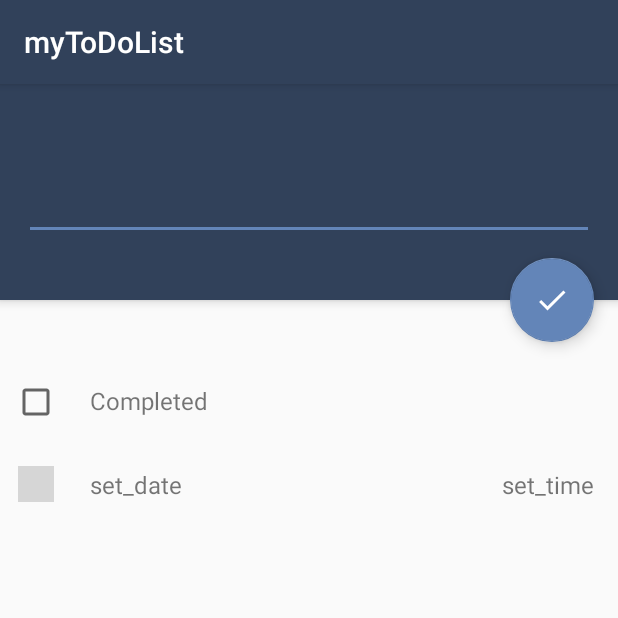
After one commit to jm-yu/myToDoList-Refactored, an Android app: the TodoEditActivity screen opened directly, with no data from a screen before it, on a phone screen of 412 x 824 dp, the top half of it. The commit adds this screen. Run offline under Robolectric (Android 15) with nearby library versions, the phone set to English and light mode, and no system bars; grey boxes are pictures that could not be loaded.

Commit message:
with some issues

```diff
--- a/app/src/main/AndroidManifest.xml
+++ b/app/src/main/AndroidManifest.xml
@@ -19,6 +19,7 @@
                 <category android:name="android.intent.category.LAUNCHER" />
             </intent-filter>
         </activity>
+        <activity android:name=".TodoEditActivity"></activity>
     </application>
 
 </manifest>
--- /dev/null
+++ b/app/src/main/java/jmyu/ufl/edu/mytodolist/TodoEditActivity.java
@@ -0,0 +1,127 @@
+package jmyu.ufl.edu.mytodolist;
+
+import android.app.DatePickerDialog;
+import android.app.Dialog;
+import android.app.TimePickerDialog;
+import android.support.v7.app.AppCompatActivity;
+import android.os.Bundle;
+import android.view.View;
+import android.widget.CheckBox;
+import android.widget.DatePicker;
+import android.widget.EditText;
+import android.widget.TextView;
+import android.widget.TimePicker;
+import android.widget.Toast;
+
+import java.util.Calendar;
+import java.util.Date;
+
+import jmyu.ufl.edu.mytodolist.models.Todo;
+import jmyu.ufl.edu.mytodolist.utils.DateUtils;
+
+public class TodoEditActivity extends AppCompatActivity implements DatePickerDialog.OnDateSetListener, TimePickerDialog.OnTimeSetListener {
+
+    public static final String KEY_TODO = "todo";
+    public static final String KEY_TODO_ID = "todo_id";
+
+    private EditText todoEdit;
+    private TextView dateTv;
+    private TextView timeTv;
+    private CheckBox completeCb;
+
+    private Todo todo;
+    private Date remindDate;
+
+    @Override
+    protected void onCreate(Bundle savedInstanceState) {
+        super.onCreate(savedInstanceState);
+        setupUI();
+
+    }
+    private void setupUI(){
+
+        setContentView(R.layout.activity_todo_edit);
+
+        todoEdit = (EditText) findViewById(R.id.todo_edit_content);
+        dateTv = (TextView) findViewById(R.id.todo_date);
+        timeTv = (TextView) findViewById(R.id.todo_time);
+        completeCb = (CheckBox) findViewById(R.id.todo_detail_complete);
+
+        if (todo == null){
+            findViewById(R.id.todo_delete).setVisibility(View.GONE);
+        } else {
+            todoEdit.setText(todo.text);
+            //completeCb.setChecked(todo.done);
+
+            findViewById(R.id.todo_delete).setOnClickListener(v -> {
+                delete();
+            });
+        }
+
+        if (remindDate != null) {
+            dateTv.setText(DateUtils.timeToStringDate(remindDate));
+            timeTv.setText(DateUtils.timeToStringTime(remindDate));
+        } else {
+            dateTv.setText("set_date");
+            timeTv.setText("set_time");
+        }
+
+        setTimePicker();
+    }
+
+    private void setTimePicker() {
+        dateTv.setOnClickListener((View v) -> {
+            Calendar c = getCalendarFromRemindDate();
+            Dialog dialog = new DatePickerDialog(
+                    TodoEditActivity.this,
+                    TodoEditActivity.this,
+                    c.get(Calendar.YEAR),
+                    c.get(Calendar.MONTH),
+                    c.get(Calendar.DAY_OF_MONTH));
+            dialog.show();
+        });
+
+        timeTv.setOnClickListener((View v) -> {
+            Calendar c = getCalendarFromRemindDate();
+            Dialog dialog = new TimePickerDialog(
+                    TodoEditActivity.this,
+                    TodoEditActivity.this,
+                    c.get(Calendar.HOUR_OF_DAY),
+                    c.get(Calendar.MINUTE),
+                    true);
+            dialog.show();
+        });
+    }
+
+
+    private Calendar getCalendarFromRemindDate() {
+        Calendar c = Calendar.getInstance();
+        if (remindDate != null){
+            c.setTime(remindDate);
+        }
+        return c;
+    }
+
+    private void delete(){
+        Toast.makeText(this, "delete clicked", Toast.LENGTH_LONG).show();
+    }
+
+    @Override
+    public void onDateSet(DatePicker view, int year, int month, int dayOfMonth) {
+        Calendar c = getCalendarFromRemindDate();
+        c.set(year, month, dayOfMonth);
+
+        remindDate = c.getTime();
+        dateTv.setText(DateUtils.timeToStringDate(remindDate));
+    }
+
+    @Override
+    public void onTimeSet(TimePicker view, int hourOfDay, int minute) {
+        Calendar c = getCalendarFromRemindDate();
+        c.set(Calendar.HOUR_OF_DAY, hourOfDay);
+        c.set(Calendar.MINUTE, minute);
+
+        remindDate = c.getTime();
+        dateTv.setText(DateUtils.timeToStringTime(remindDate));
+    }
+}
--- /dev/null
+++ b/app/src/main/res/drawable/ic_done_white_24dp.xml
@@ -0,0 +1,4 @@
+<?xml version="1.0" encoding="UTF-8" standalone="no"?>
+<vector xmlns:android="http://schemas.android.com/apk/res/android" android:height="24dp" android:viewportHeight="24.0" android:viewportWidth="24.0" android:width="24dp">
+    <path android:fillColor="#FFFFFF" android:pathData="M9,16.2L4.8,12l-1.4,1.4L9,19 21,7l-1.4,-1.4L9,16.2z"/>
+</vector>
--- a/app/src/main/res/layout/activity_main.xml
+++ b/app/src/main/res/layout/activity_main.xml
@@ -16,7 +16,7 @@
         android:layout_width="wrap_content"
         android:layout_height="wrap_content"
         android:layout_gravity="bottom|end"
-        android:layout_margin="@dimen/fab_margin"
+        android:layout_margin="@dimen/spacing_medium"
         android:src="@drawable/ic_add_white_24dp" />
 
 </android.support.design.widget.CoordinatorLayout>
--- /dev/null
+++ b/app/src/main/res/layout/activity_todo_edit.xml
@@ -0,0 +1,116 @@
+<?xml version="1.0" encoding="utf-8"?>
+<android.support.design.widget.CoordinatorLayout
+    xmlns:android="http://schemas.android.com/apk/res/android"
+    xmlns:app="http://schemas.android.com/apk/res-auto"
+    xmlns:tools="http://schemas.android.com/tools"
+    android:layout_width="match_parent"
+    android:layout_height="match_parent">
+
+    <android.support.design.widget.AppBarLayout
+        android:layout_width="match_parent"
+        android:layout_height="@dimen/todo_edit_appbar_height"
+        android:id="@+id/appbar">
+
+        <View
+            android:layout_width="match_parent"
+            android:layout_height="@dimen/appbar_padding_view_height"/>
+
+        <EditText
+            android:layout_width="match_parent"
+            android:layout_height="wrap_content"
+            android:id="@+id/todo_edit_content"
+            android:layout_marginLeft="@dimen/spacing_medium"
+            android:layout_marginRight="@dimen/spacing_medium"
+            android:layout_marginBottom="@dimen/spacing_medium"
+            android:textSize="@dimen/todo_edit_text_size"
+            android:singleLine="true"/>
+
+    </android.support.design.widget.AppBarLayout>
+
+    <LinearLayout
+        android:layout_width="match_parent"
+        android:layout_height="wrap_content"
+        android:layout_marginTop="@dimen/todo_edit_margin_top"
+        android:orientation="vertical"
+        app:layout_behavior="@string/appbar_scrolling_view_behavior">
+        <LinearLayout
+            android:id="@+id/todo_detail_complete_wrapper"
+            android:layout_width="match_parent"
+            android:layout_height="wrap_content"
+            android:layout_marginBottom="6dp">
+
+            <CheckBox
+                android:id="@+id/todo_detail_complete"
+                android:layout_width="wrap_content"
+                android:layout_height="wrap_content"
+                android:layout_marginLeft="@dimen/spacing_xsmall"
+                android:layout_marginRight="@dimen/spacing_xsmall"/>
+
+            <TextView
+                android:layout_width="wrap_content"
+                android:layout_height="wrap_content"
+                android:padding="@dimen/spacing_small"
+                android:textSize="@dimen/todo_edit_body_font_size"
+                android:text="Completed" />
+        </LinearLayout>
+
+        <LinearLayout
+            android:layout_width="match_parent"
+            android:layout_height="wrap_content"
+            android:gravity="center_vertical">
+            <ImageView
+                android:layout_width="@dimen/icon_width"
+                android:layout_height="@dimen/icon_height"
+                android:layout_marginLeft="@dimen/spacing_small"
+                android:src="@drawable/ic_alarm_black_24dp"
+                android:contentDescription="@string/alarm_description" />
+
+            <TextView
+                android:id="@+id/todo_date"
+                android:layout_width="0dp"
+                android:layout_height="wrap_content"
+                android:layout_weight="1"
+                android:padding="@dimen/spacing_small"
+                android:layout_marginLeft="@dimen/spacing_small"
+                android:textSize="@dimen/todo_edit_body_font_size"
+                android:background="?attr/selectableItemBackground"
+                tools:text="Mon, Feb 26, 2018"/>
+
+            <TextView
+                android:id="@+id/todo_time"
+                android:layout_width="wrap_content"
+                android:layout_height="wrap_content"
+                android:padding="@dimen/spacing_medium"
+                android:textSize="@dimen/todo_edit_body_font_size"
+                android:background="?attr/selectableItemBackground"
+                tools:text="16:00"/>
+
+        </LinearLayout>
+
+        <TextView
+            android:layout_width="wrap_content"
+            android:layout_height="wrap_content"
+            android:id="@+id/todo_delete"
+            android:text="@string/action_delete"
+            android:layout_marginRight="@dimen/spacing_medium"
+            android:layout_gravity="end"
+            android:background="?attr/selectableItemBackground"
+            android:padding="@dimen/spacing_xsmall"
+            android:textStyle="bold"
+            android:textSize="@dimen/delete_button_size"
+            android:textColor="@color/colorAccent"/>
+
+    </LinearLayout>
+    <android.support.design.widget.FloatingActionButton
+        android:id="@+id/todo_finish_edit"
+        android:layout_margin="@dimen/fab_margin"
+        android:layout_width="wrap_content"
+        android:layout_height="wrap_content"
+        android:src="@drawable/ic_done_white_24dp"
+        app:layout_anchor="@id/appbar"
+        app:layout_anchorGravity="bottom|end"/>
+
+
+
+
+</android.support.design.widget.CoordinatorLayout>
--- a/app/src/main/res/layout/main_list_item.xml
+++ b/app/src/main/res/layout/main_list_item.xml
@@ -4,7 +4,7 @@
     xmlns:tools="http://schemas.android.com/tools"
     android:layout_width="wrap_content"
     android:layout_height="wrap_content"
-    android:padding="@dimen/normal_padding"
+    android:padding="@dimen/spacing_medium"
     android:orientation="horizontal">
     <CheckBox
         android:id="@+id/main_list_item_check"
--- a/app/src/main/res/values/dimens.xml
+++ b/app/src/main/res/values/dimens.xml
@@ -1,5 +1,17 @@
 <resources>
     <dimen name="fab_margin">16dp</dimen>
-    <dimen name="normal_padding">16dp</dimen>
+
+    <dimen name="spacing_xsmall">8dp</dimen>
+    <dimen name="spacing_small">12dp</dimen>
+    <dimen name="spacing_medium">16dp</dimen>
+
     <dimen name="list_divider_height">2dp</dimen>
+    <dimen name="todo_edit_appbar_height">144dp</dimen>
+    <dimen name="appbar_padding_view_height">44dp</dimen>
+    <dimen name="todo_edit_text_size">29sp</dimen>
+    <dimen name="todo_edit_margin_top">44dp</dimen>
+    <dimen name="icon_width">24dp</dimen>
+    <dimen name="icon_height">24dp</dimen>
+    <dimen name="todo_edit_body_font_size">16dp</dimen>
+    <dimen name="delete_button_size">20dp</dimen>
 </resources>
--- a/app/src/main/res/values/strings.xml
+++ b/app/src/main/res/values/strings.xml
@@ -1,4 +1,6 @@
 <resources>
     <string name="app_name">myToDoList</string>
     <string name="action_settings">Settings</string>
+    <string name="alarm_description">alarm</string>
+    <string name="action_delete">delete</string>
 </resources>
```
Also changed, not shown: app/src/main/java/jmyu/ufl/edu/mytodolist/MainActivity.java (+16 -3 lines), app/src/main/java/jmyu/ufl/edu/mytodolist/models/Todo.java (+10 -0 lines), app/src/main/java/jmyu/ufl/edu/mytodolist/utils/DateUtils.java (+12 -1 lines).
